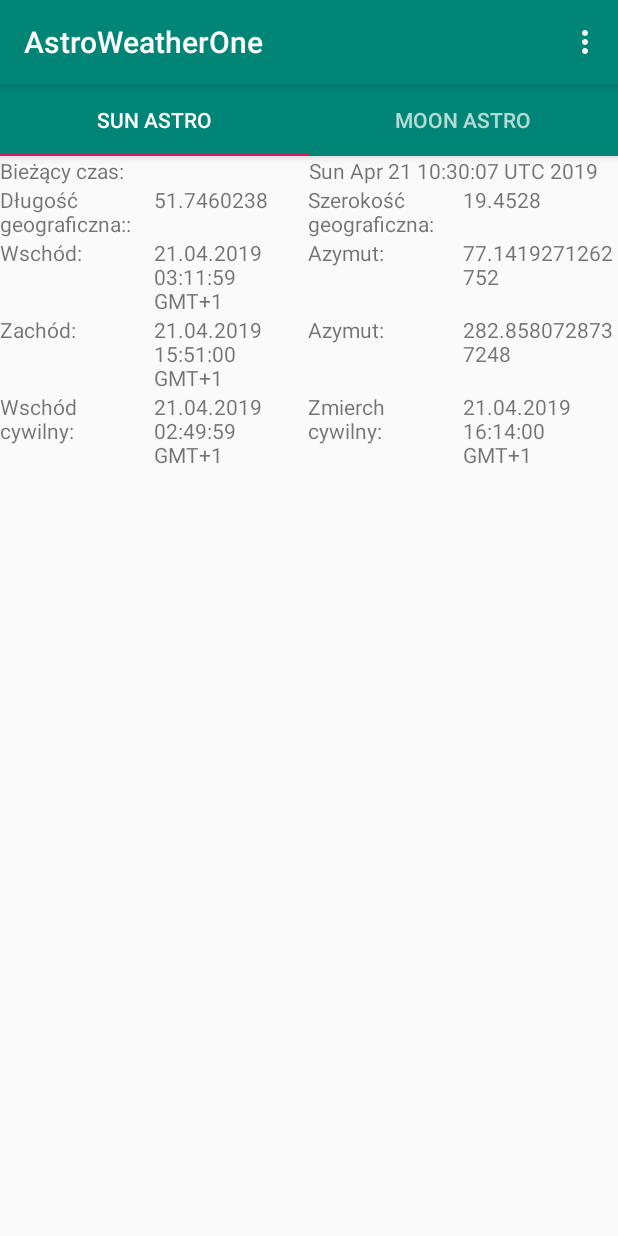
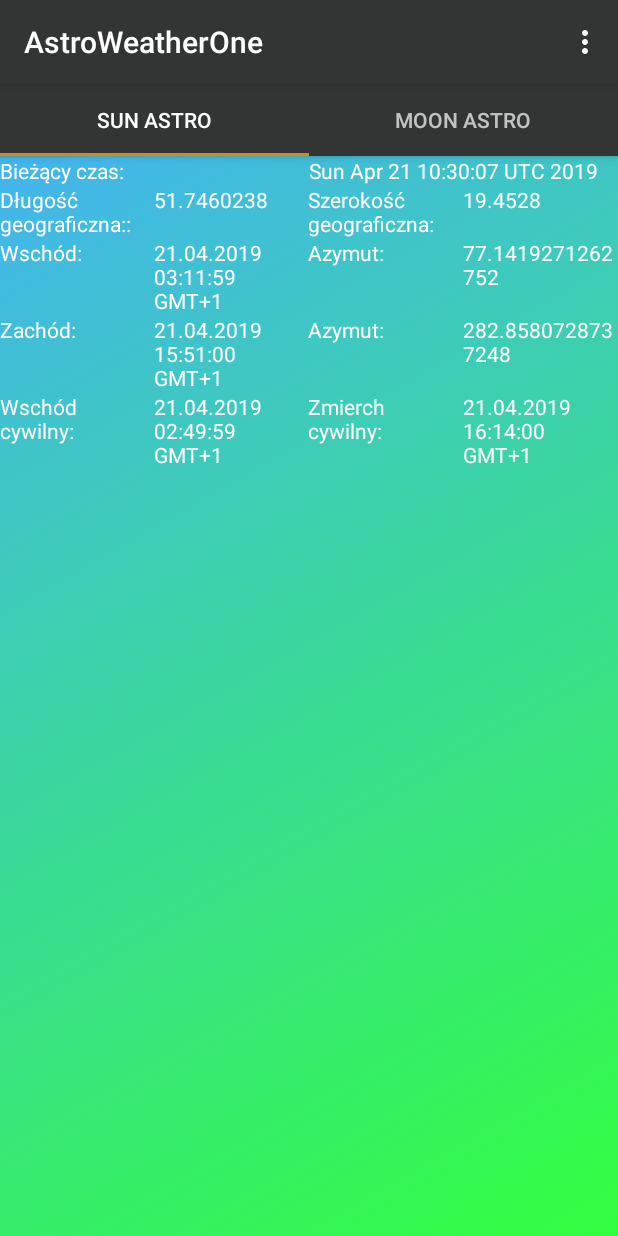
Before and after one commit to TomaszKot11/PAM, an Android app: the screen it shows after launch (MainActivity), on a phone screen of 412 x 824 dp. Run offline under Robolectric (Android 15) with nearby library versions, the phone set to English and light mode, and no system bars.

Commit message:
Finished AstroWeather 1

```diff
--- a/AstroWeatherOne/app/src/main/AndroidManifest.xml
+++ b/AstroWeatherOne/app/src/main/AndroidManifest.xml
@@ -10,7 +10,7 @@
             android:supportsRtl="true"
             android:theme="@style/AppTheme">
         <activity android:name=".mainActivity.MainActivity"
-                  android:windowSoftInputMode="stateVisible|adjustResize">
+                  android:windowSoftInputMode="stateHidden|adjustResize">
             <intent-filter>
                 <action android:name="android.intent.action.MAIN"/>
 
--- a/AstroWeatherOne/app/src/main/java/com/example/tomek/astroweatherone/mainActivity/fragments/MoonFragment.java
+++ b/AstroWeatherOne/app/src/main/java/com/example/tomek/astroweatherone/mainActivity/fragments/MoonFragment.java
@@ -1,6 +1,7 @@
 package com.example.tomek.astroweatherone.mainActivity.fragments;
 
 import android.content.Context;
+import android.graphics.drawable.AnimationDrawable;
 import android.os.Bundle;
 import android.support.annotation.Nullable;
 import android.support.v4.app.Fragment;
@@ -8,6 +9,7 @@ import android.view.LayoutInflater;
 import android.view.View;
 import android.view.ViewGroup;
 
+import android.widget.FrameLayout;
 import android.widget.TextView;
 import com.example.tomek.astroweatherone.R;
 import com.example.tomek.astroweatherone.mainActivity.MainActivity;
@@ -76,9 +78,21 @@ public class MoonFragment extends Fragment implements MainActivity.SunMoonRefres
         moonLatitude = getView().findViewById(R.id.moon_latitude);
         moonLongitute = getView().findViewById(R.id.moon_longitude);
 
+        startAnimation();
+
         moonLongitute.setText((getArguments().getString(ProjectConstants.PREFERENCES_LONGITUTDE_KEY, ProjectConstants.DMCS_LONGITUDE)));
         moonLatitude.setText((getArguments().getString(ProjectConstants.PREFERENCE_LATITTUDE_KEY, ProjectConstants.DMCS_LATITUDE)));
     }
+
+    private void startAnimation() {
+        FrameLayout frameLayout =  getView().findViewById(R.id.fragment_moon_frame_layout);
+
+        AnimationDrawable animationDrawable = (AnimationDrawable)frameLayout.getBackground();
+        animationDrawable.setEnterFadeDuration(2000);
+        animationDrawable.setExitFadeDuration(4000);
+        animationDrawable.start();
+    }
+
 
     //TODO: refactor this
     @Override
--- a/AstroWeatherOne/app/src/main/java/com/example/tomek/astroweatherone/mainActivity/fragments/SunFragment.java
+++ b/AstroWeatherOne/app/src/main/java/com/example/tomek/astroweatherone/mainActivity/fragments/SunFragment.java
@@ -1,6 +1,7 @@
 package com.example.tomek.astroweatherone.mainActivity.fragments;
 
 import android.content.Context;
+import android.graphics.drawable.AnimationDrawable;
 import android.os.Bundle;
 import android.support.annotation.Nullable;
 import android.support.v4.app.Fragment;
@@ -8,6 +9,7 @@ import android.view.LayoutInflater;
 import android.view.View;
 import android.view.ViewGroup;
 
+import android.widget.FrameLayout;
 import android.widget.TableRow;
 import android.widget.TextView;
 import com.example.tomek.astroweatherone.R;
@@ -104,13 +106,26 @@ public class SunFragment extends Fragment implements MainActivity.SunMoonRefresh
         sunLongitute = getView().findViewById(R.id.sun_longitude);
         tableRow = getView().findViewById(R.id.my_shape);
 
+
+        startAnimation();
+
         sunLongitute.setText((getArguments().getString(ProjectConstants.PREFERENCES_LONGITUTDE_KEY, ProjectConstants.DMCS_LONGITUDE)));
         sunLatitude.setText((getArguments().getString(ProjectConstants.PREFERENCE_LATITTUDE_KEY, ProjectConstants.DMCS_LATITUDE)));
+    }
+
+    private void startAnimation() {
+        FrameLayout frameLayout =  getView().findViewById(R.id.fragment_soon_frame_layout);
+
+        AnimationDrawable animationDrawable = (AnimationDrawable)frameLayout.getBackground();
+        animationDrawable.setEnterFadeDuration(2000);
+        animationDrawable.setExitFadeDuration(4000);
+        animationDrawable.start();
     }
 
     @Override
     public View onCreateView(LayoutInflater inflater, ViewGroup container,
                              Bundle savedInstanceState) {
+
         // Inflate the layout for this fragment
         return inflater.inflate(R.layout.fragment_sun, container, false);
     }
--- a/AstroWeatherOne/app/src/main/res/drawable/dot_shape.xml
+++ b/AstroWeatherOne/app/src/main/res/drawable/dot_shape.xml
@@ -1,8 +1,25 @@
 <?xml version="1.0" encoding="utf-8"?>
-<shape
-        xmlns:android="http://schemas.android.com/apk/res/android"
-        android:shape="rectangle">
-    <corners android:radius="5dp" />
-    <solid
-            android:color="@color/colorAccent" />
+<shape xmlns:android="http://schemas.android.com/apk/res/android"
+       android:shape="rectangle">
+
+<corners
+        android:bottomRightRadius="10dp"
+        android:radius="40dp" />
+
+<gradient
+        android:angle="45"
+        android:centerX="2.2"
+        android:centerY="2.2"
+        android:endColor="#000000"
+        android:gradientRadius="5"
+        android:startColor="@color/colorAccent"
+        android:type="linear" />
+
+<size
+        android:width="82dp"
+        android:height="82dp" />
+
+<stroke
+        android:width="2dp"
+        android:color="#FFFFFF" />
 </shape>
--- /dev/null
+++ b/AstroWeatherOne/app/src/main/res/drawable/gradient_1.xml
@@ -0,0 +1,7 @@
+<?xml version="1.0" encoding="utf-8"?>
+<shape xmlns:android="http://schemas.android.com/apk/res/android">
+    <gradient
+            android:angle="225"
+            android:endColor="#044fab"
+            android:startColor="#ffd6d3" />
+</shape>
--- /dev/null
+++ b/AstroWeatherOne/app/src/main/res/drawable/gradient_2.xml
@@ -0,0 +1,7 @@
+<?xml version="1.0" encoding="utf-8"?>
+<shape xmlns:android="http://schemas.android.com/apk/res/android">
+    <gradient
+            android:angle="135"
+            android:endColor="#43b4ef"
+            android:startColor="#32ff3f" />
+</shape>
--- /dev/null
+++ b/AstroWeatherOne/app/src/main/res/drawable/gradient_3.xml
@@ -0,0 +1,7 @@
+<?xml version="1.0" encoding="utf-8"?>
+<shape xmlns:android="http://schemas.android.com/apk/res/android">
+    <gradient
+            android:angle="45"
+            android:endColor="#933c94"
+            android:startColor="#517f95" />
+</shape>
--- /dev/null
+++ b/AstroWeatherOne/app/src/main/res/drawable/gradient_list.xml
@@ -0,0 +1,12 @@
+<?xml version="1.0" encoding="utf-8"?>
+<animation-list xmlns:android="http://schemas.android.com/apk/res/android">
+
+    <item android:drawable="@drawable/gradient_1"
+          android:duration="4000"/>
+
+    <item android:drawable="@drawable/gradient_2"
+          android:duration="4000"/>
+
+    <item android:drawable="@drawable/gradient_3"
+          android:duration="4000"/>
+</animation-list>
--- a/AstroWeatherOne/app/src/main/res/layout/fragment_settings.xml
+++ b/AstroWeatherOne/app/src/main/res/layout/fragment_settings.xml
@@ -4,7 +4,8 @@
         android:layout_width="match_parent"
         android:layout_height="match_parent"
         android:shrinkColumns="0, 1"
-        android:stretchColumns="1">
+        android:stretchColumns="1"
+        android:background="@color/settingsBackground">
 
     <TableRow
             android:layout_width="match_parent"
--- a/AstroWeatherOne/app/src/main/res/layout/fragment_sun.xml
+++ b/AstroWeatherOne/app/src/main/res/layout/fragment_sun.xml
@@ -3,6 +3,8 @@
              xmlns:tools="http://schemas.android.com/tools"
              android:layout_width="match_parent"
              android:layout_height="match_parent"
+             android:background="@drawable/gradient_list"
+             android:id="@+id/fragment_soon_frame_layout"
              tools:context=".mainActivity.fragments.SunFragment">
 
     <TableLayout xmlns:android="http://schemas.android.com/apk/res/android"
@@ -19,6 +21,7 @@
                     android:layout_width="0dp"
                     android:layout_weight="1"
                     android:layout_height="match_parent"
+                    android:textColor="@android:color/white"
                     android:text="Bieżący czas:"/>
 
             <TextView
@@ -26,6 +29,7 @@
                     android:layout_weight="1"
                     android:layout_height="match_parent"
                     android:id="@+id/sun_current_time_txt_view"
+                    android:textColor="@android:color/white"
                     android:text="2019-04-09 22:57:26"/>
         </TableRow>
 
@@ -37,24 +41,28 @@
                     android:layout_width="0dp"
                     android:layout_weight="1"
                     android:layout_height="match_parent"
+                    android:textColor="@android:color/white"
                     android:text="Długość geograficzna::"/>
 
             <TextView
                     android:layout_width="0dp"
                     android:layout_weight="1"
                     android:layout_height="match_parent"
+                    android:textColor="@android:color/white"
                     android:id="@+id/sun_longitude"
                     android:text="20:00"/>
             <TextView
                     android:layout_width="0dp"
                     android:layout_weight="1"
                     android:layout_height="match_parent"
+                    android:textColor="@android:color/white"
                     android:text="Szerokość geograficzna:"/>
 
             <TextView
                     android:layout_width="0dp"
                     android:layout_weight="1"
                     android:layout_height="match_parent"
+                    android:textColor="@android:color/white"
                     android:id="@+id/sun_latitude"
                     android:text="5:50"/>
         </TableRow>
@@ -67,18 +75,21 @@
                     android:layout_width="0dp"
                     android:layout_weight="1"
                     android:layout_height="match_parent"
+                    android:textColor="@android:color/white"
                     android:text="Wschód:"/>
 
             <TextView
                     android:layout_width="0dp"
                     android:layout_weight="1"
                     android:layout_height="match_parent"
+                    android:textColor="@android:color/white"
                     android:id="@+id/sun_rise_txt_view"
                     android:text="6:00"/>
             <TextView
                     android:layout_width="0dp"
                     android:layout_weight="1"
                     android:layout_height="match_parent"
+                    android:textColor="@android:color/white"
                     android:text="Azymut:"/>
 
             <TextView
@@ -86,6 +97,7 @@
                     android:layout_weight="1"
                     android:layout_height="match_parent"
                     android:id="@+id/sun_sunrise_azimuth_txt_view"
+                    android:textColor="@android:color/white"
                     android:text="30°"/>
         </TableRow>
 
@@ -97,6 +109,7 @@
                     android:layout_width="0dp"
                     android:layout_weight="1"
                     android:layout_height="match_parent"
+                    android:textColor="@android:color/white"
                     android:text="Zachód:"/>
 
             <TextView
@@ -104,11 +117,13 @@
                     android:layout_weight="1"
                     android:layout_height="match_parent"
                     android:id="@+id/sun_sunset_txt_view"
+                    android:textColor="@android:color/white"
                     android:text="18:50"/>
             <TextView
                     android:layout_width="0dp"
                     android:layout_weight="1"
                     android:layout_height="match_parent"
+                    android:textColor="@android:color/white"
                     android:text="Azymut:"/>
 
             <TextView
@@ -116,6 +131,7 @@
                     android:layout_weight="1"
                     android:layout_height="match_parent"
                     android:id="@+id/sun_sunset_azimuth_txt_view"
+                    android:textColor="@android:color/white"
                     android:text="30°"/>
         </TableRow>
 
@@ -127,6 +143,7 @@
                     android:layout_width="0dp"
                     android:layout_weight="1"
                     android:layout_height="match_parent"
+                    android:textColor="@android:color/white"
                     android:text="Wschód cywilny:"/>
 
             <TextView
@@ -134,11 +151,13 @@
                     android:layout_weight="1"
                     android:layout_height="match_parent"
                     android:id="@+id/sun_civil_morning_twilight_txt_view"
+                    android:textColor="@android:color/white"
                     android:text="5:57:26"/>
             <TextView
                     android:layout_width="0dp"
                     android:layout_weight="1"
                     android:layout_height="match_parent"
+                    android:textColor="@android:color/white"
                     android:text="Zmierch cywilny:"/>
 
             <TextView
@@ -146,20 +165,26 @@
                     android:layout_weight="1"
                     android:layout_height="match_parent"
                     android:id="@+id/sun_civil_evening_twilight_txt_view"
+                    android:textColor="@android:color/white"
                     android:text="18:57:26"/>
         </TableRow>
+
         <TableRow
                 android:layout_width="match_parent"
                 android:layout_height="0dp"
-                android:background="@drawable/dot_shape"
                 android:id="@+id/my_shape"
                 android:visibility="visible">
+
             <LinearLayout
-            android:layout_height="15dp"
-            android:layout_width="15dp">
+                android:layout_width="0dp"
+                android:layout_weight="1"
+                android:layout_height="match_parent"
+                android:background="@drawable/dot_shape" />
 
-            </LinearLayout>
-
+            <LinearLayout
+                    android:layout_width="0dp"
+                    android:layout_weight="10"
+                    android:layout_height="match_parent"/>
         </TableRow>
     </TableLayout>
 </FrameLayout>
--- a/AstroWeatherOne/app/src/main/res/values/colors.xml
+++ b/AstroWeatherOne/app/src/main/res/values/colors.xml
@@ -1,6 +1,7 @@
 <?xml version="1.0" encoding="utf-8"?>
 <resources>
-    <color name="colorPrimary">#008577</color>
-    <color name="colorPrimaryDark">#00574B</color>
-    <color name="colorAccent">#D81B60</color>
+    <color name="settingsBackground">#cccccc</color>
+    <color name="colorPrimary">#333534</color>
+    <color name="colorPrimaryDark">#030303</color>
+    <color name="colorAccent">#de890b</color>
 </resources>
```
Also changed, not shown: AstroWeatherOne/app/src/main/res/drawable/gradient_1_moon.xml (added, +7 -0 lines), AstroWeatherOne/app/src/main/res/drawable/gradient_2_moon.xml (added, +7 -0 lines), AstroWeatherOne/app/src/main/res/drawable/gradient_3_moon.xml (added, +7 -0 lines), AstroWeatherOne/app/src/main/res/drawable/moon_gradient_list.xml (added, +12 -0 lines), AstroWeatherOne/app/src/main/res/layout/fragment_moon.xml (+20 -0 lines).
